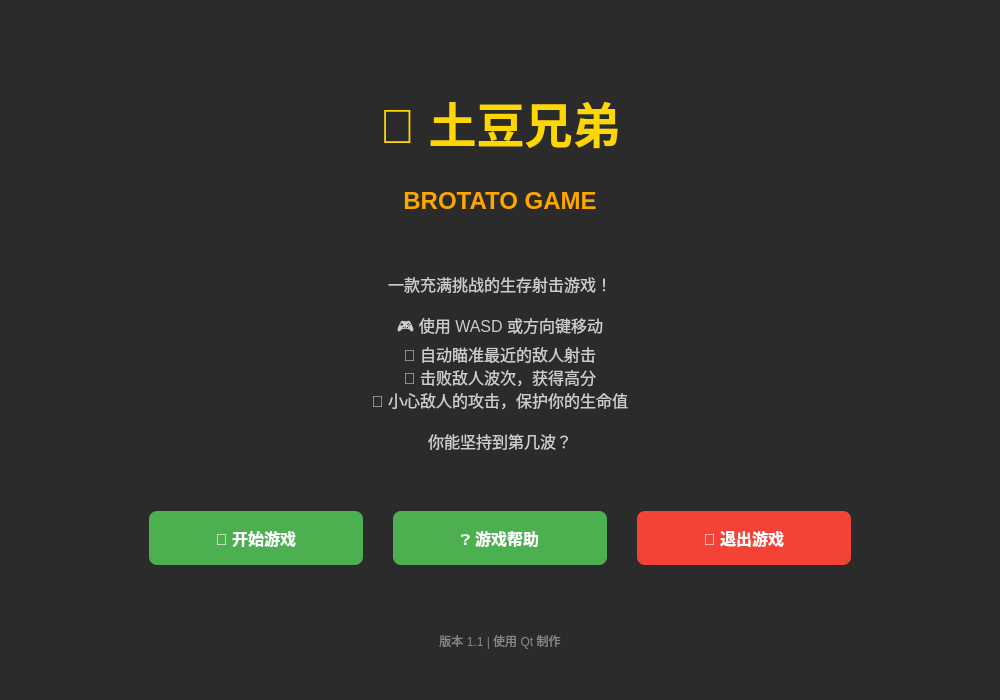
The window that menu.ui (Microindole/Qt-Brotato) describes before a commit, drawn with Qt 5.
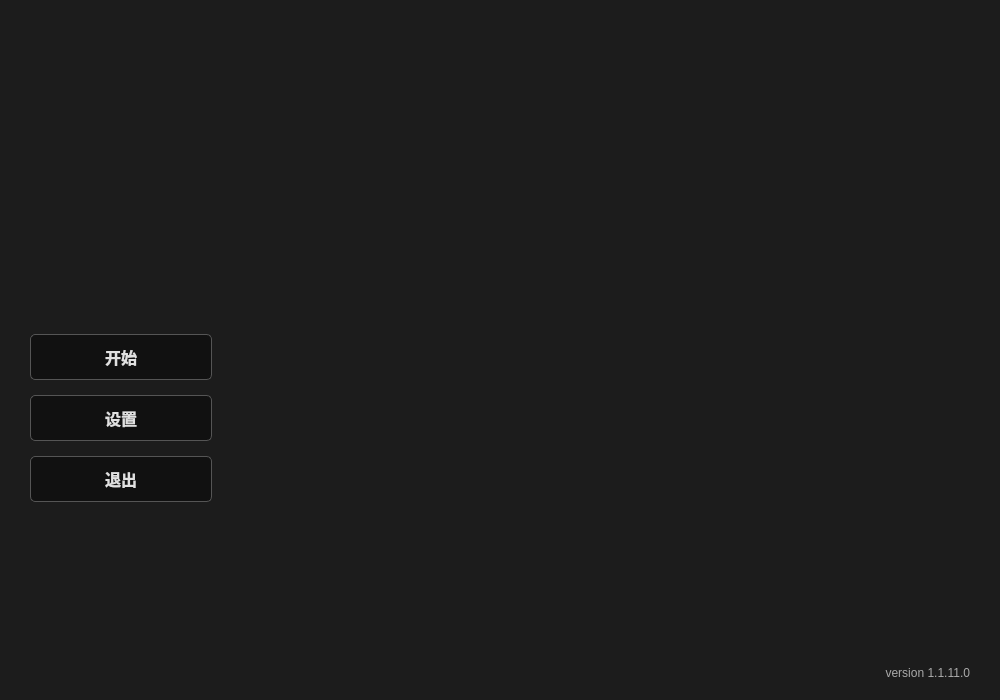
The same window after the commit. Icons and pictures are not drawn.

The edit to the form file:
```diff
--- a/menu.ui
+++ b/menu.ui
@@ -11,39 +11,30 @@
    </rect>
   </property>
   <property name="styleSheet">
-   <string notr="true">#Menu {
-    background-color: #2b2b2b;
+   <string notr="true">/* 提示: 您需要将背景图、Logo和角色图片添加到您的资源文件(.qrc)中 */
+/* 例如, 在 .qrc 文件中添加图片路径: &lt;file&gt;images/menu_background.png&lt;/file&gt; */
+#Menu {
+    border-image: url(:/images/menu_background.png) 0 0 0 0 stretch stretch;
+    background-color: #1c1c1c; /* 图片加载失败时的后备颜色 */
 }
 
-#titleLabel {
-    color: #FFD700;
-    font-size: 48px;
-    font-weight: bold;
-    text-shadow: 2px 2px 4px rgba(0,0,0,0.5);
+/* 容器样式 */
+#leftButtonsContainer, #rightButtonsContainer {
+    background-color: transparent;
 }
 
-#subtitleLabel {
-    color: #FFA500;
-    font-size: 24px;
-    font-weight: bold;
-}
-
-#gameDescLabel {
-    color: #CCCCCC;
-    font-size: 16px;
-    font-weight: normal;
-}
-
+/* 按钮通用样式 */
 QPushButton {
-    background-color: #4CAF50;
-    border: none;
-    color: white;
-    padding: 15px 32px;
-    text-align: center;
+    color: #E0E0E0;
+    background-color: rgba(10, 10, 10, 0.6);
+    border: 1px solid #555;
+    padding: 10px;
     font-size: 16px;
     font-weight: bold;
-    border-radius: 8px;
-    min-width: 150px;
+    text-align: center;
+    min-width: 160px;
+    max-width: 160px;
+    border-radius: 5px;
 }
 
 QPushButton:hover {
@@ -55,119 +46,59 @@
     background-color: #3d8b40;
 }
 
-#exitButton {
-    background-color: #f44336;
+/* 特殊标签样式 */
+#dlcLabel {
+    color: #FFFF00; /* Yellow text */
+    background-color: rgba(10, 10, 10, 0.6);
+    border: 2px solid #FFFF00; /* Yellow border */
+    padding: 8px;
+    font-size: 16px;
+    font-weight: bold;
+    text-align: center;
+    min-width: 160px;
+    max-width: 160px;
+    border-radius: 5px;
 }
-#exitButton:hover {
-    background-color: #da190b;
+
+/* 版本标签 */
+#versionLabel {
+    color: #AAAAAA;
+    font-size: 12px;
+    background-color: transparent;
+}
+
+/* 图片占位符标签 */
+#titleLogoLabel, #characterImageLabel {
+    background-color: transparent;
 }</string>
   </property>
-  <layout class="QVBoxLayout" name="verticalLayout">
-   <property name="spacing">
-    <number>30</number>
-   </property>
+  <layout class="QGridLayout" name="mainLayout" columnstretch="2,0,0">
    <property name="leftMargin">
-    <number>50</number>
+    <number>30</number>
    </property>
    <property name="topMargin">
-    <number>50</number>
+    <number>20</number>
    </property>
    <property name="rightMargin">
-    <number>50</number>
+    <number>30</number>
    </property>
    <property name="bottomMargin">
-    <number>50</number>
+    <number>20</number>
    </property>
-   <item>
-    <spacer name="topSpacer">
-     <property name="orientation">
-      <enum>Qt::Vertical</enum>
+   <item row="1" column="0">
+    <layout class="QVBoxLayout" name="leftButtonsContainer">
+     <property name="spacing">
+      <number>15</number>
      </property>
-     <property name="sizeHint" stdset="0">
-      <size>
-       <width>20</width>
-       <height>40</height>
-      </size>
-     </property>
-    </spacer>
-   </item>
-   <item>
-    <widget class="QLabel" name="titleLabel">
-     <property name="text">
-      <string>🥔 土豆兄弟</string>
-     </property>
-     <property name="alignment">
-      <set>Qt::AlignCenter</set>
-     </property>
-    </widget>
-   </item>
-   <item>
-    <widget class="QLabel" name="subtitleLabel">
-     <property name="text">
-      <string>BROTATO GAME</string>
-     </property>
-     <property name="alignment">
-      <set>Qt::AlignCenter</set>
-     </property>
-    </widget>
-   </item>
-   <item>
-    <spacer name="titleSpacer">
-     <property name="orientation">
-      <enum>Qt::Vertical</enum>
-     </property>
-     <property name="sizeHint" stdset="0">
-      <size>
-       <width>20</width>
-       <height>30</height>
-      </size>
-     </property>
-    </spacer>
-   </item>
-   <item>
-    <widget class="QLabel" name="gameDescLabel">
-     <property name="text">
-      <string>一款充满挑战的生存射击游戏！
-
-🎮 使用 WASD 或方向键移动
-🔫 自动瞄准最近的敌人射击
-🌊 击败敌人波次，获得高分
-💖 小心敌人的攻击，保护你的生命值
-
-你能坚持到第几波？</string>
-     </property>
-     <property name="alignment">
-      <set>Qt::AlignCenter</set>
-     </property>
-     <property name="wordWrap">
-      <bool>true</bool>
-     </property>
-    </widget>
-   </item>
-   <item>
-    <spacer name="descSpacer">
-     <property name="orientation">
-      <enum>Qt::Vertical</enum>
-     </property>
-     <property name="sizeHint" stdset="0">
-      <size>
-       <width>20</width>
-       <height>30</height>
-      </size>
-     </property>
-    </spacer>
-   </item>
-   <item>
-    <layout class="QHBoxLayout" name="buttonLayout">
      <item>
-      <spacer name="leftButtonSpacer">
+      <spacer name="verticalSpacer_3">
        <property name="orientation">
-        <enum>Qt::Horizontal</enum>
+        <enum>Qt::Orientation::Vertical</enum>
        </property>
        <property name="sizeHint" stdset="0">
         <size>
-         <width>40</width>
-         <height>20</height>
+         <width>20</width>
+         <height>40</height>
         </size>
        </property>
       </spacer>
@@ -175,62 +106,98 @@
      <item>
       <widget class="QPushButton" name="startGameButton">
        <property name="text">
-        <string>🚀 开始游戏</string>
+        <string>开始</string>
        </property>
       </widget>
      </item>
      <item>
-      <widget class="QPushButton" name="helpButton">
+      <widget class="QPushButton" name="settingsButton">
        <property name="text">
-        <string>❓ 游戏帮助</string>
+        <string>设置</string>
        </property>
       </widget>
      </item>
      <item>
       <widget class="QPushButton" name="exitButton">
        <property name="text">
-        <string>🚪 退出游戏</string>
+        <string>退出</string>
        </property>
       </widget>
      </item>
      <item>
-      <spacer name="rightButtonSpacer">
+      <spacer name="verticalSpacer">
        <property name="orientation">
-        <enum>Qt::Horizontal</enum>
+        <enum>Qt::Orientation::Vertical</enum>
        </property>
        <property name="sizeHint" stdset="0">
         <size>
-         <width>40</width>
-         <height>20</height>
+         <width>20</width>
+         <height>40</height>
         </size>
        </property>
       </spacer>
      </item>
     </layout>
    </item>
-   <item>
-    <spacer name="bottomSpacer">
-     <property name="orientation">
-      <enum>Qt::Vertical</enum>
+   <item row="1" column="2">
+    <layout class="QVBoxLayout" name="rightButtonsContainer">
+     <property name="spacing">
+      <number>15</number>
      </property>
-     <property name="sizeHint" stdset="0">
-      <size>
-       <width>20</width>
-       <height>40</height>
-      </size>
-     </property>
-    </spacer>
+     <item>
+      <spacer name="verticalSpacer_2">
+       <property name="orientation">
+        <enum>Qt::Orientation::Vertical</enum>
+       </property>
+       <property name="sizeHint" stdset="0">
+        <size>
+         <width>20</width>
+         <height>40</height>
+        </size>
+       </property>
+      </spacer>
+     </item>
+    </layout>
    </item>
-   <item>
+   <item row="2" column="2">
     <widget class="QLabel" name="versionLabel">
-     <property name="styleSheet">
-      <string notr="true">color: #888; font-size: 12px;</string>
+     <property name="text">
+      <string>version 1.1.11.0</string>
      </property>
+     <property name="alignment">
+      <set>Qt::AlignmentFlag::AlignRight|Qt::AlignmentFlag::AlignTrailing|Qt::AlignmentFlag::AlignVCenter</set>
+     </property>
+    </widget>
+   </item>
+   <item row="0" column="0" colspan="3">
+    <widget class="QLabel" name="titleLogoLabel">
+     <property name="minimumSize">
+      <size>
+       <width>0</width>
+       <height>150</height>
+      </size>
+     </property>
      <property name="text">
-      <string>版本 1.1 | 使用 Qt 制作</string>
+      <string/>
      </property>
      <property name="alignment">
-      <set>Qt::AlignCenter</set>
+      <set>Qt::AlignmentFlag::AlignCenter</set>
+     </property>
+    </widget>
+   </item>
+   <item row="1" column="1">
+    <widget class="QLabel" name="characterImageLabel">
+     <property name="text">
+      <string/>
+     </property>
+     <property name="pixmap">
+      <pixmap resource="resources.qrc">:/images/brotato_char.png</pixmap>
+     </property>
+     <property name="scaledContents">
+      <bool>true</bool>
+     </property>
+     <property name="alignment">
+      <set>Qt::AlignmentFlag::AlignCenter</set>
      </property>
     </widget>
    </item>
```
Left out of the diff: 19 changed lines with no effect on the pictures.
